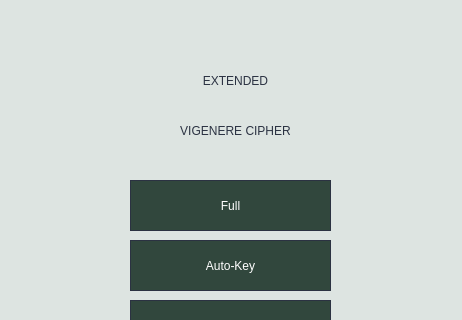
Qt form extended.ui (stellaribli/EncryptDecrypt) before a commit; both pictures show x 0 to 462 and y 0 to 320 of the 462 by 461 pixel window.
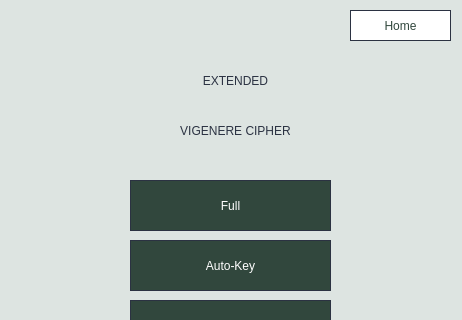
The same form after that commit.

```diff
--- a/extended.ui
+++ b/extended.ui
@@ -136,6 +136,27 @@
     <set>Qt::AlignCenter</set>
    </property>
   </widget>
+  <widget class="QPushButton" name="homeButton">
+   <property name="geometry">
+    <rect>
+     <x>350</x>
+     <y>10</y>
+     <width>101</width>
+     <height>31</height>
+    </rect>
+   </property>
+   <property name="styleSheet">
+    <string notr="true">QPushButton{ 
+	background-color: #fff; color:#31473D;
+	font: 15pt &quot;Arial&quot;;
+	border-radius: 13.25760269165039px;
+	border: 1.4px solid #2B3242;
+}</string>
+   </property>
+   <property name="text">
+    <string>Home</string>
+   </property>
+  </widget>
  </widget>
  <resources/>
  <connections/>
```
